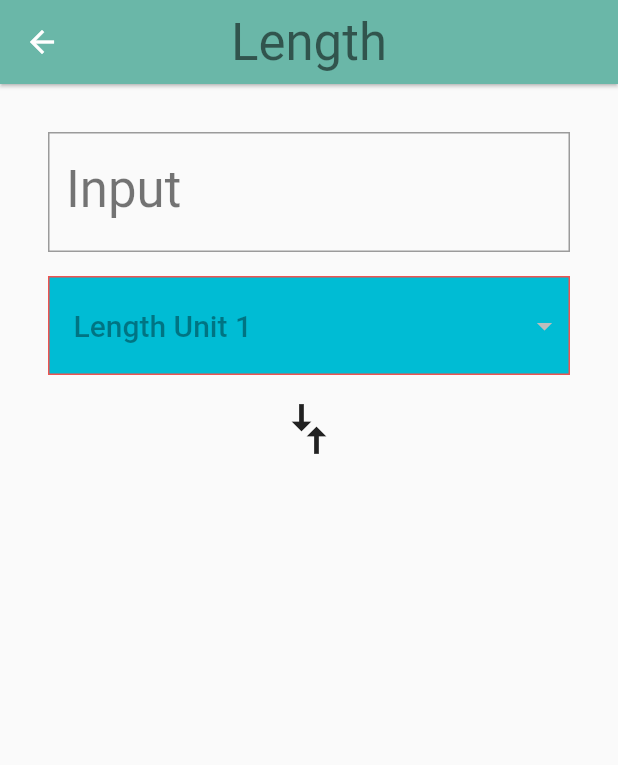
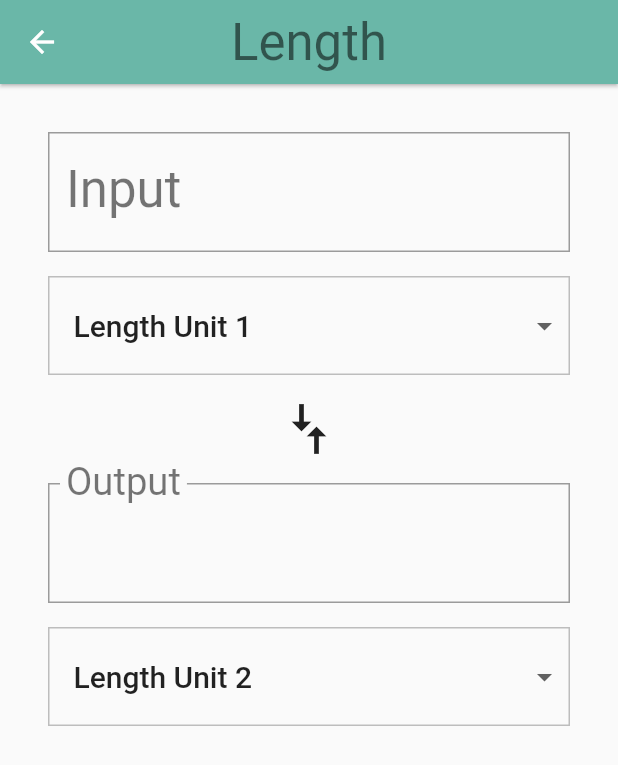
Before and after one commit to DariusDumel/Udacity-Flutter-App, a Flutter app: the screen it shows after launch, after a tap on "Length", on a phone screen of 412 x 824 dp. Shown: the top 765 px of the screen. Run offline on Flutter 3.47's test engine with Material 2 defaults, Android fonts, the phone set to English and light mode, and no system bars.

Commit message:
convertedRoute now working correctly
converter route working as intended and commneted

```diff
--- a/udacity_app/lib/converter_route.dart
+++ b/udacity_app/lib/converter_route.dart
@@ -5,11 +5,20 @@ import 'unit.dart';
 
 const _padding = EdgeInsets.all(16.0);
 
+/// [ConverterRoute] where users can input amounts to convert in one [Unit]
+/// and retrieve the conversion in another [Unit] for a specific [Category].
 class ConverterScreen extends StatefulWidget {
+
+  /// Units for this [Category].
   final List<Unit> units;
-  final name;
-  final color;
 
+  /// [Category]'s name
+  final String name;
+
+  /// Color for the [Category]
+  final Color color;
+
+  /// this [ConverterRoute] requires the name, color, and units to not be null
   const ConverterScreen({
     @required this.name,
     @required this.color,
@@ -19,23 +28,92 @@ class ConverterScreen extends StatefulWidget {
        assert(color != null);
 
   @override
-    State<StatefulWidget> createState() => _ConverterRoute();
-
-
+    _ConverterRouteState createState() => _ConverterRouteState();
 }
 
-class _ConverterRoute extends State<ConverterScreen>
+class _ConverterRouteState extends State<ConverterScreen>
 {
-  //TODO: Set some variables, such as for keeping track of the user's input
-  // value and units
-  double _inputValue;
-  String _convertedOutput;
+
   Unit _fromValue;
   Unit _toValue;
+  double _inputValue;
+  String _convertedOutput = '';
   List<DropdownMenuItem> _unitMenuItems;
   bool _invalidInputFlag = false;
 
-  // TODO: Determine weather you need to overide anything, such as initState()
+  @override
+    Widget build(BuildContext context)
+    {
+    final input = Padding(
+      padding: _padding,
+      child: Column(
+        crossAxisAlignment: CrossAxisAlignment.stretch,
+        children: [
+          TextField(
+            style: Theme.of(context).textTheme.display1,
+            decoration: InputDecoration(
+              labelText: "Input",
+              labelStyle: Theme.of(context).textTheme.display1,
+              errorText: _invalidInputFlag ? "😂 Please enter a valid number." : null,
+              border: OutlineInputBorder(
+                borderRadius: BorderRadius.circular(0.0)
+              ),
+            ),
+
+            onChanged: _updateInputValue,
+            keyboardType: TextInputType.number,
+          ),
+          _createDropdownMenu(_fromValue.name, _updateFromConversion)
+        ]
+      )
+    );
+
+    final arrows = RotatedBox(
+      quarterTurns: 1,
+      child: Icon(
+        Icons.compare_arrows,
+        size: 40.0,
+      ),
+    );
+
+    final output = Padding(
+      padding: _padding,
+      child: Column(
+        crossAxisAlignment: CrossAxisAlignment.stretch,
+        children: <Widget>[
+          InputDecorator(
+            child: Text(
+              _convertedOutput,
+              style: Theme.of(context).textTheme.display1,
+            ),
+            decoration: InputDecoration(
+              labelText: 'Output',
+              labelStyle: Theme.of(context).textTheme.display1,
+              border: OutlineInputBorder(
+                borderRadius: BorderRadius.circular(0.0),
+              )
+            ),
+          ),
+          _createDropdownMenu(_toValue.name, _updateToConversion),
+        ],
+      ),
+    );
+
+    final converter = Column(
+      crossAxisAlignment: CrossAxisAlignment.stretch,
+      children: <Widget>[
+        input,
+        arrows,
+        output,
+      ],
+    );
+
+    return Padding(
+      padding: _padding,
+      child: converter,
+    );
+  }
+
   @override
   void initState() {
     _createDropdownItems();
@@ -44,58 +122,8 @@ class _ConverterRoute extends State<ConverterScreen>
     super.initState();
   }
 
-  // TODO: Add other helper functions. We've given you one, _format()
-
-  // Takes in a string from the textinput field and checks for valid input and format
-  // also updates states to show valid input in output or to deisplay error state.
-  void _updateInputValue(String input)
-  {
-    setState(() {
-
-    if(input.isEmpty)
-    {
-      _convertedOutput = '';
-    }
-    else
-    {
-      try
-      {
-       final inputDouble = double.parse(input);
-       _inputValue = inputDouble;
-       _invalidInputFlag = false;
-        //update converted output
-
-      } on Exception catch (e)
-      {
-        print('Error: $e');
-        _invalidInputFlag = true;
-      }
-    }
-        });
-  }
-
-  // Clean up conversionl trim trailing zeros, e.g. 5.500 -> 5.5, 10.0 -> 10
-  String _format(double conversion)
-  {
-    var outputNum = conversion.toStringAsPrecision(7);
-    //? clearing trailing zeros
-    if(outputNum.contains('.') && outputNum.endsWith('0'))
-    {
-      var index = outputNum.length - 1;
-      while(outputNum[index] == '0')
-      {
-        index -= 1;
-      }
-      outputNum = outputNum.substring(0, index + 1);
-    }
-    if(outputNum.endsWith('.'))
-    {
-      return outputNum.substring(0, outputNum.length - 1);
-    }
-    return outputNum;
-  }
-
-  //? creating items to go into the drop down
+  /// creates [DropdownMenuItem] List of [Unit]s from wiget.units
+  /// also [setState] of [_unitMenuItems] to generated list.
   void _createDropdownItems() {
     var items = <DropdownMenuItem>[];
     for(var unit in widget.units)
@@ -115,29 +143,32 @@ class _ConverterRoute extends State<ConverterScreen>
         });
   }
 
-  Widget _createDropdownMenu() {
+  /// creates custom [DropdownButton] containing list of Units for the [Catergory]
+  /// takes in a [String] that sets the value of the Menu
+  /// takes in a [ValueChanged] that is the onchanged funciton.
+  Widget _createDropdownMenu(String givenValue, ValueChanged<dynamic> onChanged) {
     return Container(
       margin: EdgeInsets.only(top: 16.0),
       decoration: BoxDecoration(
-        color: Colors.cyan,
+        color: Colors.grey[50],
         border: Border.all(
-          color: Colors.red[400],
+          color: Colors.grey[400],
           width: 1.0,
         ),
       ),
       padding: EdgeInsets.symmetric(vertical: 8.0),
       child: Theme(
         data: Theme.of(context).copyWith(
-          canvasColor: Colors.red[50],
+          canvasColor: Colors.grey[50],
         ),
         child: DropdownButtonHideUnderline(
           child: ButtonTheme(
             alignedDropdown: true,
             child: DropdownButton(
-              value: _fromValue.name,
+              value: givenValue,
+              items: _unitMenuItems,
+              onChanged: onChanged,
               style: Theme.of(context).textTheme.title,
-              items: _unitMenuItems,
-              onChanged: null,
             ),
           ),
         ),
@@ -145,62 +176,93 @@ class _ConverterRoute extends State<ConverterScreen>
     );
   }
 
+  /// scrubs [_inputValue] of any trailing zeros
+  String _format(double conversion)
+  {
+    var outputNum = conversion.toStringAsPrecision(7);
+    if(outputNum.contains('.') && outputNum.endsWith('0'))
+    {
+      var index = outputNum.length - 1;
+      while(outputNum[index] == '0')
+      {
+        index -= 1;
+      }
+      outputNum = outputNum.substring(0, index + 1);
+    }
+    if(outputNum.endsWith('.'))
+    {
+      return outputNum.substring(0, outputNum.length - 1);
+    }
+    return outputNum;
+  }
 
-  @override
-    Widget build(BuildContext context)
+  /// gets the first [Unit] that has a name that matches [unitName]
+  /// if [unitName] is not found return null
+  Unit _getUnit(String unitName) {
+    return widget.units.firstWhere(
+      (Unit unit) {
+        return unit.name == unitName;
+      },
+      orElse: null,
+    );
+  }
+
+  ///[setState] of [_convertedOutput] to conversion based of the
+  /// [_toValue] and [_fromValue] conversion.
+  void _updateConversion(){
+    setState(() {
+          _convertedOutput = _format(_inputValue * (_toValue.conversion/ _fromValue.conversion));
+        });
+  }
+
+  /// updates [_fromValue] to selected unit
+  /// if input value has a number, [_updateConversion] is called.
+  void _updateFromConversion(dynamic unitName) {
+    setState(() {
+          _fromValue = _getUnit(unitName);
+        });
+        if (_inputValue != null) {
+          _updateConversion();
+        }
+  }
+
+  /// checks [input] to see if it is a valid number
+  /// if it is set [_inputValue] to a double of [input] and
+  /// [_updateConversion] is called
+  /// IF IT IS NOT a valid number, [_invalidInputFlag] is set to true.
+  void _updateInputValue(String input)
+  {
+    setState(() {
+
+    if(input.isEmpty)
     {
-      // TODO: Create the 'input' group of widgets. This is a Column that
-      // includes the input value, and 'from' unit [Dropdown].
-    final input = Padding(
-      padding: _padding,
-      child: Column(
-        crossAxisAlignment: CrossAxisAlignment.stretch,
-        children: [
-          TextField(
-            style: Theme.of(context).textTheme.display1,
-            decoration: InputDecoration(
-              labelText: "Input",
-              labelStyle: Theme.of(context).textTheme.display1,
-              errorText: _invalidInputFlag ? "😂 Please enter a valid number." : null,
-              border: OutlineInputBorder(
-                borderRadius: BorderRadius.circular(0.0)
-              ),
-            ),
+      _convertedOutput = '';
+    }
+    else
+    {
+      try
+      {
+       final inputDouble = double.parse(input);
+       _inputValue = inputDouble;
+       _invalidInputFlag = false;
+      _updateConversion();
+      } on Exception catch (e)
+      {
+        print('Error: $e');
+        _invalidInputFlag = true;
+      }
+    }
+        });
+  }
 
-            onChanged: _updateInputValue,
-            keyboardType: TextInputType.number,
-          ),
-          _createDropdownMenu()
-        ]
-      )
-    );
-
-      final arrows = RotatedBox(
-        quarterTurns: 1,
-        child: Icon(
-          Icons.compare_arrows,
-          size: 40.0,
-        ),
-      );
-
-      // TODO: Create the 'output' group of widgets. This is a Column that
-
-      final output = Padding(
-        padding: _padding,
-      );
-
-      final converter = Column(
-        crossAxisAlignment: CrossAxisAlignment.stretch,
-        children: <Widget>[
-          input,
-          arrows,
-          output,
-        ],
-      );
-
-      return Padding(
-        padding: _padding,
-        child: converter,
-      );
+  /// updates [_toValue] to selected unit
+  /// if input value has a number, [_updateConversion] is called.
+  void _updateToConversion(dynamic unitName){
+    setState(() {
+          _toValue = _getUnit(unitName);
+        });
+        if (_inputValue != null) {
+          _updateConversion();
+        }
   }
 }
```
